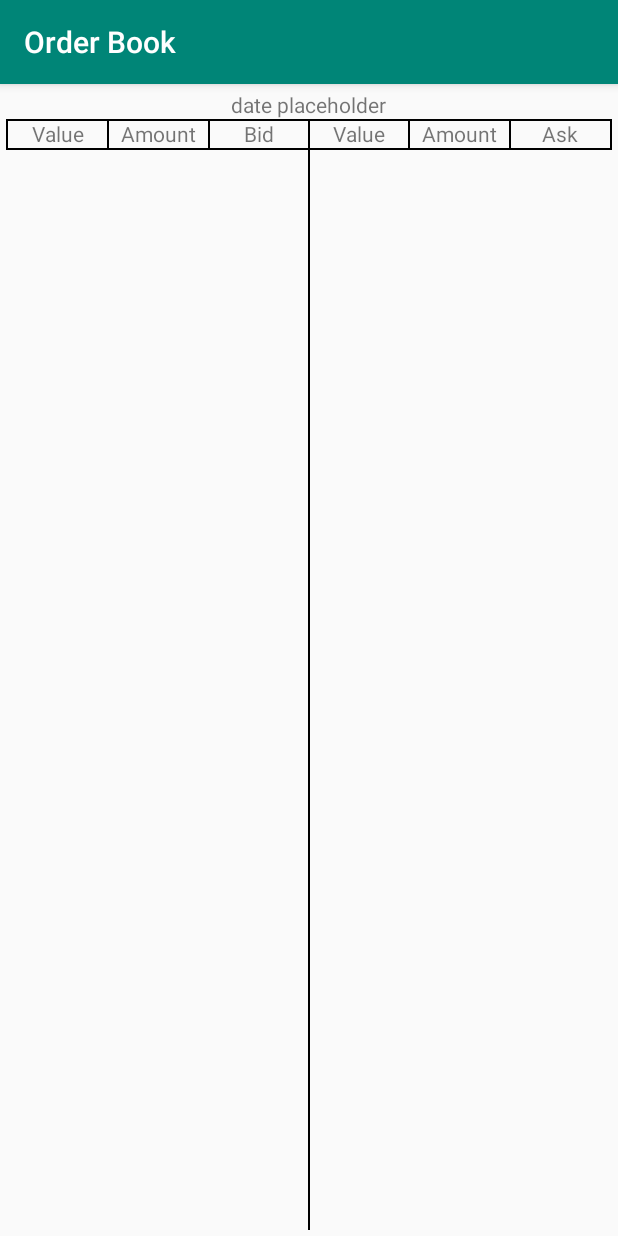
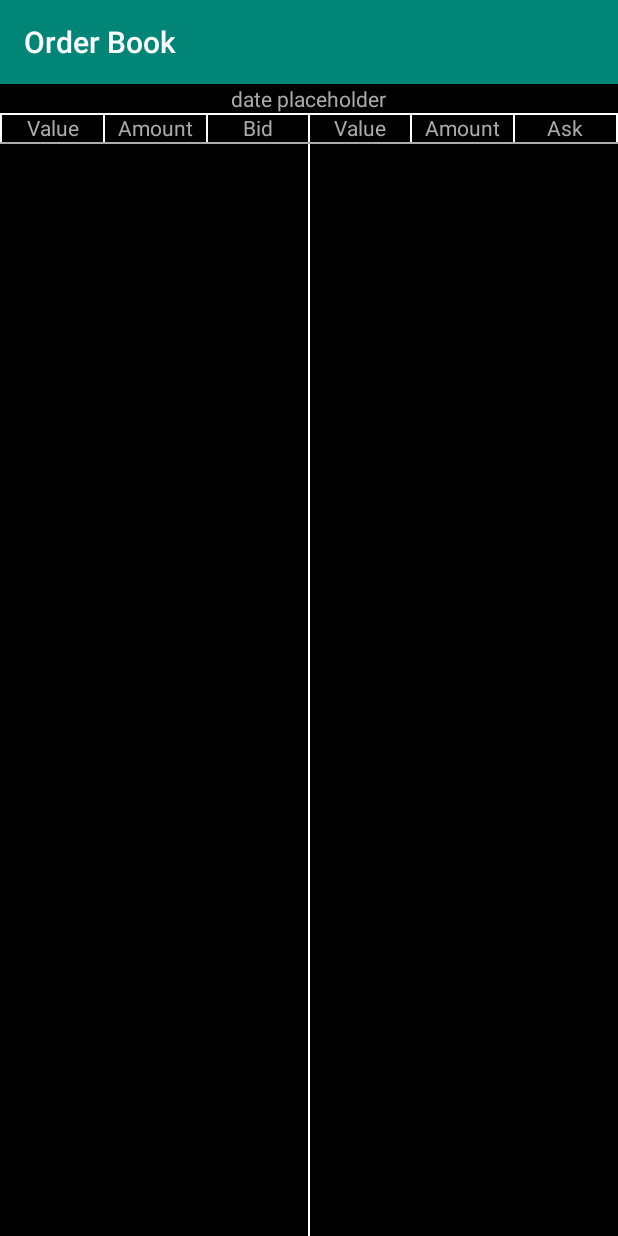
Before and after one commit to Celestic1/ZapposAndroidChallenge, an Android app: the OrderBookActivity screen opened directly, with no data from a screen before it, on a phone screen of 412 x 824 dp. Run offline under Robolectric (Android 15) with nearby library versions, the phone set to English and light mode, and no system bars; 1 statement that could not run was skipped.

Commit message:
finished Part 2 - Order Book

```diff
--- a/app/src/main/java/raymond/liang/ilovezappos/OrderBookActivity.java
+++ b/app/src/main/java/raymond/liang/ilovezappos/OrderBookActivity.java
@@ -31,12 +31,10 @@ public class OrderBookActivity extends AppCompatActivity {
     private SwipeRefreshLayout swipeRefreshLayout;
     private List<String> bidList;
     private List<String> askList;
-//    private List<String> bidPrice;
-//    private List<String> bidAmt;
-//    private List<String> askPrice;
-//    private List<String> askAmt;
-    private RecyclerView recyclerView;
-    private OrderBookAdapter adapter;
+    private RecyclerView bidsRecyclerView;
+    private RecyclerView asksRecyclerView;
+    private OrderBookAdapter bidsAdapter;
+    private OrderBookAdapter asksAdapter;
     private OrderBookViewModel orderBookViewModel;
 
     @Override
@@ -48,19 +46,17 @@ public class OrderBookActivity extends AppCompatActivity {
         //orderBookViewModel = new ViewModelProvider(this.getViewModelStore(), ViewModelProvider.AndroidViewModelFactory).get(OrderBookViewModel.class);
         dateTextView = findViewById(R.id.dateTextView);
         swipeRefreshLayout = findViewById(R.id.swipe_container);
-        recyclerView = findViewById(R.id.recyclerview);
+        bidsRecyclerView = findViewById(R.id.bidsRecyclerView);
+        asksRecyclerView = findViewById(R.id.asksRecyclerView);
         bidList = new ArrayList<>();
         askList =  new ArrayList<>();
-//        bidPrice = new ArrayList<>();
-//        bidAmt = new ArrayList<>();
-//        askPrice = new ArrayList<>();
-//        askAmt = new ArrayList<>();
 
         swipeRefreshLayout.setColorSchemeResources(android.R.color.holo_orange_dark);
         swipeRefreshLayout.setOnRefreshListener(new SwipeRefreshLayout.OnRefreshListener() {
             @Override
             public void onRefresh() {
-                recyclerView.removeAllViewsInLayout();
+                bidsRecyclerView.removeAllViewsInLayout();
+                asksRecyclerView.removeAllViewsInLayout();
                 createView();
             }
         });
@@ -93,6 +89,9 @@ public class OrderBookActivity extends AppCompatActivity {
                         bidList.add(bids.get(0));
                         bidList.add(bids.get(1));
                     }
+
+                    Log.d(TAG, "bidList size: " + bidList.size());
+
                     for(List<String> asks : result.getAsks()){
                         float price = Float.parseFloat(asks.get(0));
                         float amount = Float.parseFloat(asks.get(1));
@@ -100,7 +99,8 @@ public class OrderBookActivity extends AppCompatActivity {
                         askList.add(asks.get(0));
                         askList.add(asks.get(1));
                     }
-                    adapter.notifyDataSetChanged();
+                    bidsAdapter.notifyDataSetChanged();
+                    asksAdapter.notifyDataSetChanged();
                 }
                 else{
                     Log.d(TAG, "onResponse: " + response.code());
@@ -116,14 +116,25 @@ public class OrderBookActivity extends AppCompatActivity {
     }
 
     private void createView(){
-        retrofitRequest();;
-        GridLayoutManager gridLayoutManager = new GridLayoutManager(
-                this, 4);
-        recyclerView.setLayoutManager(gridLayoutManager);
-        recyclerView.setHasFixedSize(true);
-        recyclerView.setItemViewCacheSize(8);
-        adapter = new OrderBookAdapter(bidList);
-        recyclerView.setAdapter(adapter);
+        retrofitRequest();
+        GridLayoutManager bidsGridLayoutManager = new GridLayoutManager(
+                this, 3);
+        // bids recycler view
+        bidsRecyclerView.setLayoutManager(bidsGridLayoutManager);
+        bidsRecyclerView.setHasFixedSize(true);
+        bidsRecyclerView.setItemViewCacheSize(8);
+        bidsAdapter = new OrderBookAdapter(bidList);
+        bidsRecyclerView.setAdapter(bidsAdapter);
+
+        // asks recycler view
+        GridLayoutManager asksGridLayoutManager = new GridLayoutManager(
+                this, 3);
+        asksRecyclerView.setLayoutManager(asksGridLayoutManager);
+        asksRecyclerView.setHasFixedSize(true);
+        asksRecyclerView.setItemViewCacheSize(8);
+        asksAdapter = new OrderBookAdapter(askList);
+        asksRecyclerView.setAdapter(asksAdapter);
+
         if(swipeRefreshLayout.isRefreshing()) {
             swipeRefreshLayout.setRefreshing(false);
         }
--- a/app/src/main/res/layout/activity_order_book.xml
+++ b/app/src/main/res/layout/activity_order_book.xml
@@ -5,10 +5,11 @@
     android:layout_width="match_parent"
     android:layout_height="match_parent"
     android:layout_centerHorizontal="true"
-    android:padding="4dp"
+    android:padding="0dp"
     tools:context=".OrderBookActivity">
 
     <RelativeLayout
+        android:background="@android:color/black"
         android:layout_width="wrap_content"
         android:layout_height="wrap_content">
 
@@ -17,25 +18,26 @@
             android:layout_width="1dp"
             android:layout_height="match_parent"
             android:layout_centerHorizontal="true"
-            android:background="@android:color/black"/>
+            android:background="@android:color/white"/>
 
         <View
             android:layout_below="@id/dateTextView"
             android:layout_width="match_parent"
             android:layout_height="1dp"
-            android:background="@android:color/black"/>
+            android:background="@android:color/white"/>
 
         <View
             android:layout_below="@id/categories"
             android:layout_width="match_parent"
             android:layout_height="1dp"
-            android:background="@android:color/black"/>
+            android:background="@android:color/darker_gray"/>
 
         <TextView
             android:id="@+id/dateTextView"
             android:layout_width="wrap_content"
             android:layout_height="wrap_content"
             android:layout_centerHorizontal="true"
+            android:textColor="@android:color/darker_gray"
             android:text="date placeholder"
             android:textAlignment="center" />
 
@@ -74,36 +76,39 @@
             <View
                 android:layout_width="1dp"
                 android:layout_height="match_parent"
-                android:background="@android:color/black"/>
+                android:background="@android:color/white"/>
 
             <TextView
                 android:layout_width="0dp"
                 android:layout_height="wrap_content"
                 android:layout_weight="1"
+                android:textColor="@android:color/darker_gray"
                 android:textAlignment="center"
                 android:text="Value" />
 
             <View
                 android:layout_width="1dp"
                 android:layout_height="match_parent"
-                android:background="@android:color/black"/>
+                android:background="@android:color/white"/>
 
             <TextView
                 android:layout_width="0dp"
                 android:layout_height="wrap_content"
                 android:layout_weight="1"
+                android:textColor="@android:color/darker_gray"
                 android:textAlignment="center"
                 android:text="Amount" />
 
             <View
                 android:layout_width="1dp"
                 android:layout_height="match_parent"
-                android:background="@android:color/black"/>
+                android:background="@android:color/white"/>
 
             <TextView
                 android:layout_width="0dp"
                 android:layout_height="wrap_content"
                 android:layout_weight="1"
+                android:textColor="@android:color/darker_gray"
                 android:textAlignment="center"
                 android:text="Bid" />
 
@@ -112,44 +117,62 @@
                 android:layout_width="0dp"
                 android:layout_height="wrap_content"
                 android:layout_weight="1"
+                android:textColor="@android:color/darker_gray"
                 android:textAlignment="center"
                 android:text="Value" />
 
             <View
                 android:layout_width="1dp"
                 android:layout_height="match_parent"
-                android:background="@android:color/black"/>
+                android:background="@android:color/white"/>
 
             <TextView
                 android:layout_width="0dp"
                 android:layout_height="wrap_content"
                 android:layout_weight="1"
+                android:textColor="@android:color/darker_gray"
                 android:textAlignment="center"
                 android:text="Amount" />
 
             <View
                 android:layout_width="1dp"
                 android:layout_height="match_parent"
-                android:background="@android:color/black"/>
+                android:background="@android:color/white"/>
 
             <TextView
                 android:layout_width="0dp"
                 android:layout_height="wrap_content"
                 android:layout_weight="1"
+                android:textColor="@android:color/darker_gray"
                 android:textAlignment="center"
                 android:text="Ask" />
 
             <View
                 android:layout_width="1dp"
                 android:layout_height="match_parent"
-                android:background="@android:color/black"/>
+                android:background="@android:color/white"/>
         </LinearLayout>
 
-        <android.support.v7.widget.RecyclerView
-            android:id="@+id/recyclerview"
+        <LinearLayout
+            android:layout_below="@id/categories"
             android:layout_width="match_parent"
-            android:layout_height="match_parent"
-            android:layout_below="@id/categories" />
+            android:layout_height="match_parent">
+
+            <android.support.v7.widget.RecyclerView
+                android:layout_weight=".5"
+                android:id="@+id/bidsRecyclerView"
+                android:layout_width="match_parent"
+                android:layout_height="match_parent" />
+
+            <android.support.v7.widget.RecyclerView
+                android:id="@+id/asksRecyclerView"
+                android:layout_width="match_parent"
+                android:layout_height="match_parent"
+                android:layout_weight=".5" />
+
+        </LinearLayout>
+
+
 
     </RelativeLayout>
 
--- a/app/src/main/res/layout/orderbook_layout.xml
+++ b/app/src/main/res/layout/orderbook_layout.xml
@@ -9,7 +9,7 @@
         android:padding="8dp"
         android:textAlignment="center"
         android:textSize="12sp"
-        android:textColor="@android:color/holo_purple"
+        android:textColor="@android:color/white"
         android:text="placeholder" />
 
 <!--    <TextView-->
```
